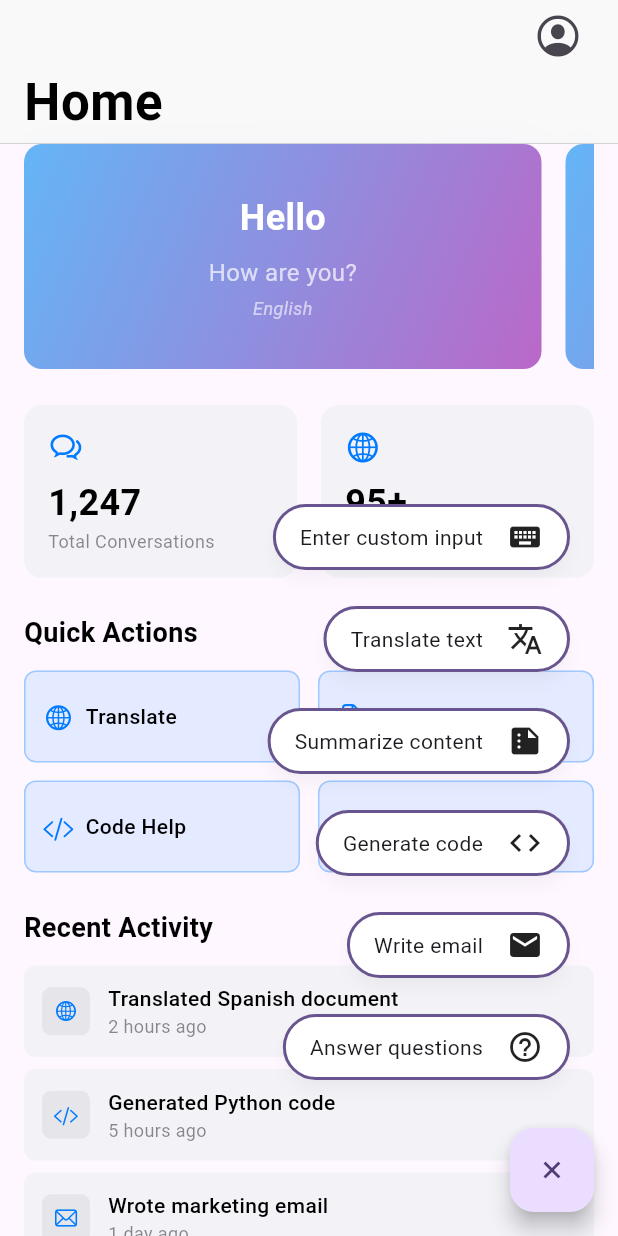
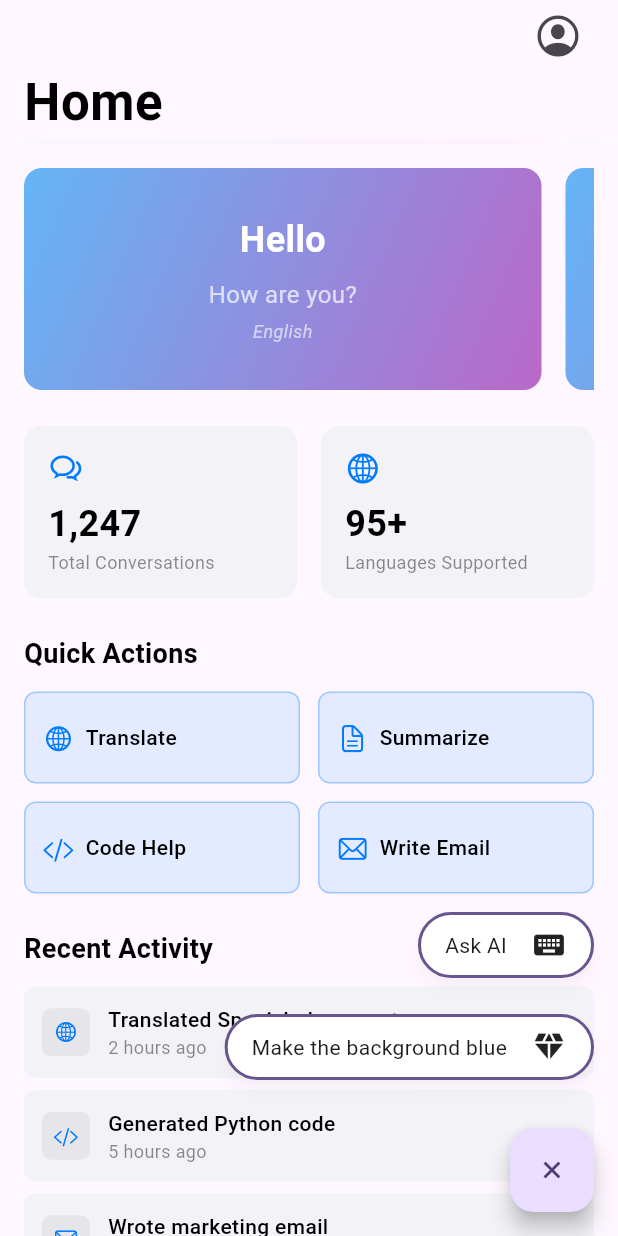
Before and after one commit to demolaf/ai_prompt_driven_app, a Flutter app: the screen it shows after launch, after a tap on the "add" icon, on a phone screen of 412 x 824 dp. Run offline on Flutter 3.47's test engine with Material 3 defaults, Android fonts, the phone set to English and light mode, and no system bars.

Commit message:
Enhance UI design and improve user experience
- Improved prompt input field with modern AI chat interface design
- Enhanced navigation bar styling with transparent background
- Updated home and profile views with better SafeArea implementation
- Refined greeting card component with better property naming
- Improved menu positioning and styling for prompt FAB
- Updated quick action grid with better spacing and layout

```diff
--- a/lib/src/app.dart
+++ b/lib/src/app.dart
@@ -12,6 +12,9 @@ class App extends StatelessWidget {
       theme: ThemeData(
         colorScheme: ColorScheme.fromSeed(seedColor: Colors.deepPurple),
       ),
+      darkTheme: ThemeData(
+        colorScheme: ColorScheme.fromSeed(seedColor: Colors.deepPurple),
+      ),
       home: HomeView(),
     );
   }
--- a/lib/src/ui/greeting_card.dart
+++ b/lib/src/ui/greeting_card.dart
@@ -2,14 +2,14 @@ import '../model/greeting_model.dart';
 import 'package:flutter/material.dart';
 
 class GreetingCard extends StatelessWidget {
-  final GreetingModel greeting;
-  final bool isLastItem;
-
   const GreetingCard({
     super.key,
-    required this.greeting,
+    required this.data,
     this.isLastItem = false,
   });
+
+  final GreetingModel data;
+  final bool isLastItem;
 
   @override
   Widget build(BuildContext context) {
@@ -28,7 +28,7 @@ class GreetingCard extends StatelessWidget {
           mainAxisAlignment: MainAxisAlignment.center,
           children: [
             Text(
-              greeting.greeting,
+              data.greeting,
               style: TextStyle(
                 fontSize: 24,
                 fontWeight: FontWeight.bold,
@@ -37,12 +37,12 @@ class GreetingCard extends StatelessWidget {
             ),
             SizedBox(height: 8),
             Text(
-              greeting.question,
+              data.question,
               style: TextStyle(fontSize: 16, color: Colors.white70),
             ),
             SizedBox(height: 4),
             Text(
-              greeting.language,
+              data.language,
               style: TextStyle(
                 fontSize: 12,
                 color: Colors.white60,
--- a/lib/src/ui/home_view.dart
+++ b/lib/src/ui/home_view.dart
@@ -29,10 +29,11 @@ class _HomeViewState extends State<HomeView> {
   @override
   Widget build(BuildContext context) {
     return Scaffold(
-      body: SafeArea(
-        child: CustomScrollView(
+      body: CustomScrollView(
         slivers: [
           CupertinoSliverNavigationBar(
+            backgroundColor: Colors.transparent,
+            border: Border.fromBorderSide(BorderSide.none),
             alwaysShowMiddle: false,
             largeTitle: Text('Home'),
             trailing: IconButton(
@@ -46,11 +47,14 @@ class _HomeViewState extends State<HomeView> {
             padding: const EdgeInsets.symmetric(horizontal: 16),
             sliver: SliverFillRemaining(
               child: SingleChildScrollView(
+                child: SafeArea(
+                  top: false,
                   child: Column(
                     spacing: 24,
                     children: [
-                      SizedBox(
-                        height: 150,
+                      Container(
+                        height: 164,
+                        padding: EdgeInsets.only(top: 16),
                         child: PageView(
                           controller: PageController(viewportFraction: 0.95),
                           padEnds: false,
@@ -59,7 +63,7 @@ class _HomeViewState extends State<HomeView> {
                               .entries
                               .map(
                                 (entry) => GreetingCard(
-                                  greeting: entry.value,
+                                  data: entry.value,
                                   isLastItem:
                                       entry.key ==
                                       greetingsList.value.length - 1,
@@ -94,8 +98,8 @@ class _HomeViewState extends State<HomeView> {
                 ),
               ),
             ),
+          ),
         ],
-        ),
       ),
       floatingActionButton: PromptFAB(),
     );
--- a/lib/src/ui/prompt_fab_menu.dart
+++ b/lib/src/ui/prompt_fab_menu.dart
@@ -43,12 +43,10 @@ class _PromptFABMenuState extends OverlayWidgetState<PromptFABMenu> {
 
     return Stack(
       children: [
-        ModalBarrier(
-          onDismiss: dismiss,
-        ),
+        ModalBarrier(onDismiss: dismiss),
         Positioned(
           bottom: MediaQuery.sizeOf(context).height - menuBottomPosition,
-          right: 16, // Same right margin as FAB
+          right: 0,
           child: FadeTransition(
             opacity: animation,
             child: GestureDetector(
@@ -61,7 +59,6 @@ class _PromptFABMenuState extends OverlayWidgetState<PromptFABMenu> {
                 child: Padding(
                   padding: const EdgeInsets.all(16.0),
                   child: Column(
-                    mainAxisSize: MainAxisSize.min,
                     crossAxisAlignment: CrossAxisAlignment.end,
                     spacing: 24,
                     children: [
@@ -75,7 +72,7 @@ class _PromptFABMenuState extends OverlayWidgetState<PromptFABMenu> {
                           );
                         },
                         child: FABMenuItem(
-                          title: 'Enter custom input',
+                          title: 'Ask AI',
                           icon: Icon(Icons.keyboard),
                         ),
                       ),
@@ -84,46 +81,46 @@ class _PromptFABMenuState extends OverlayWidgetState<PromptFABMenu> {
                           widget.onMenuSelection();
                         },
                         child: FABMenuItem(
-                          title: 'Translate text',
-                          icon: Icon(Icons.translate),
+                          title: 'Make the background blue',
+                          icon: Icon(Icons.diamond),
                         ),
                       ),
-                      GestureDetector(
-                        onTap: () {
-                          widget.onMenuSelection();
-                        },
-                        child: FABMenuItem(
-                          title: 'Summarize content',
-                          icon: Icon(Icons.summarize),
-                        ),
-                      ),
-                      GestureDetector(
-                        onTap: () {
-                          widget.onMenuSelection();
-                        },
-                        child: FABMenuItem(
-                          title: 'Generate code',
-                          icon: Icon(Icons.code),
-                        ),
-                      ),
-                      GestureDetector(
-                        onTap: () {
-                          widget.onMenuSelection();
-                        },
-                        child: FABMenuItem(
-                          title: 'Write email',
-                          icon: Icon(Icons.email),
-                        ),
-                      ),
-                      GestureDetector(
-                        onTap: () {
-                          widget.onMenuSelection();
-                        },
-                        child: FABMenuItem(
-                          title: 'Answer questions',
-                          icon: Icon(Icons.help_outline),
-                        ),
-                      ),
+                      // GestureDetector(
+                      //   onTap: () {
+                      //     widget.onMenuSelection();
+                      //   },
+                      //   child: FABMenuItem(
+                      //     title: 'Summarize content',
+                      //     icon: Icon(Icons.summarize),
+                      //   ),
+                      // ),
+                      // GestureDetector(
+                      //   onTap: () {
+                      //     widget.onMenuSelection();
+                      //   },
+                      //   child: FABMenuItem(
+                      //     title: 'Generate code',
+                      //     icon: Icon(Icons.code),
+                      //   ),
+                      // ),
+                      // GestureDetector(
+                      //   onTap: () {
+                      //     widget.onMenuSelection();
+                      //   },
+                      //   child: FABMenuItem(
+                      //     title: 'Write email',
+                      //     icon: Icon(Icons.email),
+                      //   ),
+                      // ),
+                      // GestureDetector(
+                      //   onTap: () {
+                      //     widget.onMenuSelection();
+                      //   },
+                      //   child: FABMenuItem(
+                      //     title: 'Answer questions',
+                      //     icon: Icon(Icons.help_outline),
+                      //   ),
+                      // ),
                     ],
                   ),
                 ),
--- a/lib/src/ui/quick_action_grid.dart
+++ b/lib/src/ui/quick_action_grid.dart
@@ -17,6 +17,7 @@ class QuickActionGrid extends StatelessWidget {
 
     return Column(
       crossAxisAlignment: CrossAxisAlignment.start,
+      spacing: 12,
       children: [
         Text(
           'Quick Actions',
@@ -26,9 +27,9 @@ class QuickActionGrid extends StatelessWidget {
             color: CupertinoColors.label,
           ),
         ),
-        SizedBox(height: 12),
         GridView.builder(
           shrinkWrap: true,
+          padding: EdgeInsets.zero,
           physics: NeverScrollableScrollPhysics(),
           gridDelegate: SliverGridDelegateWithFixedCrossAxisCount(
             crossAxisCount: 2,
```
Also changed, not shown: lib/src/ui/profile_view.dart (+25 -27 lines), lib/src/ui/prompt_input_field.dart (+57 -8 lines), 1 other file. Lines whose indentation alone changed are shown as unchanged.
